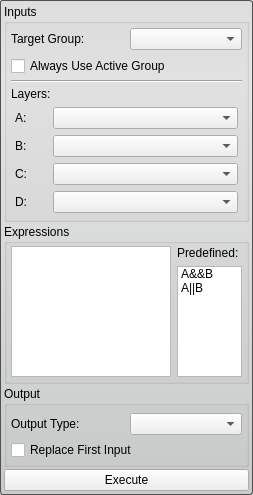
SCIInstitute/Seg3D, file src/Interface/ToolInterface/ArithmeticFilterInterface.ui: the form before one commit.
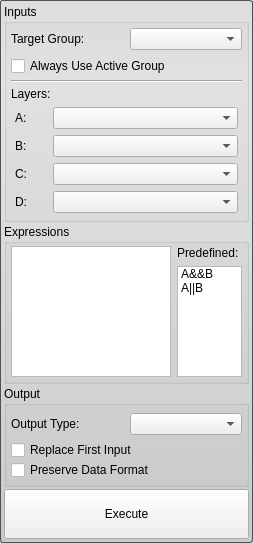
The form after the commit.

Commit message: - Hooked up arithmetic filter (parser) to GUI using action.

Patch:
```diff
--- a/src/Interface/ToolInterface/ArithmeticFilterInterface.ui
+++ b/src/Interface/ToolInterface/ArithmeticFilterInterface.ui
@@ -7,7 +7,7 @@
     <x>0</x>
     <y>0</y>
     <width>253</width>
-    <height>493</height>
+    <height>543</height>
    </rect>
   </property>
   <property name="windowTitle">
@@ -418,6 +418,13 @@
         </property>
        </widget>
       </item>
+      <item>
+       <widget class="QCheckBox" name="preserve_checkbox_">
+        <property name="text">
+         <string>Preserve Data Format</string>
+        </property>
+       </widget>
+      </item>
      </layout>
     </widget>
    </item>
```
The commit also changes 8 other files.
